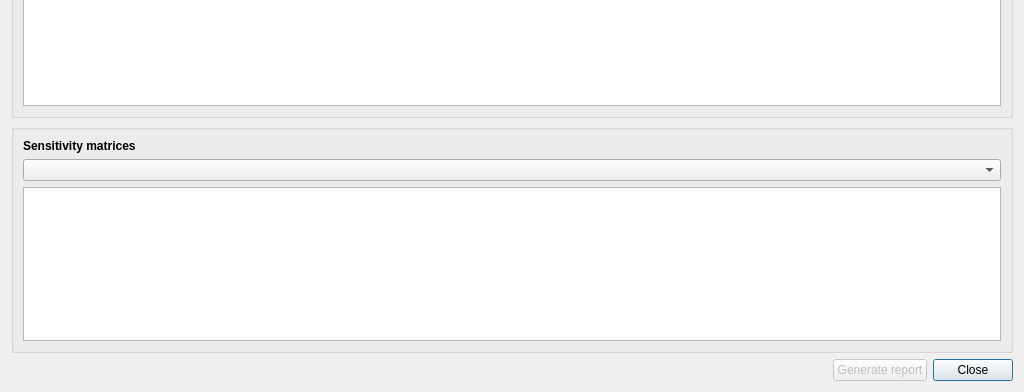
Before: the Qt Designer form gui/views/ui_files/socresults.ui in feslima/metacontrol, drawn with Qt 5; both pictures show x 0 to 1024 and y 328 to 720 of the 1024 by 720 pixel window.
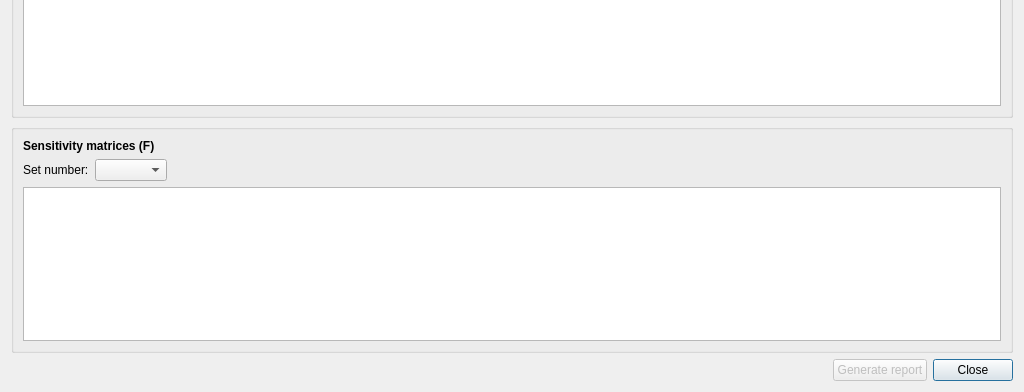
After: the same form once the commit is applied.

Commit message: finished socresults dialog

The edit to the form file:
```diff
--- a/gui/views/ui_files/socresults.ui
+++ b/gui/views/ui_files/socresults.ui
@@ -130,10 +130,33 @@
       <string/>
      </property>
      <layout class="QGridLayout" name="gridLayout_4">
-      <item row="2" column="0">
+      <item row="1" column="1">
+       <widget class="QComboBox" name="setNumberComboBox"/>
+      </item>
+      <item row="1" column="0">
+       <widget class="QLabel" name="label_5">
+        <property name="text">
+         <string>Set number:</string>
+        </property>
+       </widget>
+      </item>
+      <item row="1" column="2">
+       <spacer name="horizontalSpacer_3">
+        <property name="orientation">
+         <enum>Qt::Horizontal</enum>
+        </property>
+        <property name="sizeHint" stdset="0">
+         <size>
+          <width>40</width>
+          <height>20</height>
+         </size>
+        </property>
+       </spacer>
+      </item>
+      <item row="2" column="0" colspan="3">
        <widget class="QTableView" name="sensitivityTableView"/>
       </item>
-      <item row="0" column="0">
+      <item row="0" column="0" colspan="3">
        <widget class="QLabel" name="label_3">
         <property name="font">
          <font>
@@ -142,13 +165,10 @@
          </font>
         </property>
         <property name="text">
-         <string>Sensitivity matrices</string>
+         <string>Sensitivity matrices (F)</string>
         </property>
        </widget>
       </item>
-      <item row="1" column="0">
-       <widget class="QComboBox" name="setNumberComboBox"/>
-      </item>
      </layout>
     </widget>
    </item>
```
The commit also changes 2 other files.
